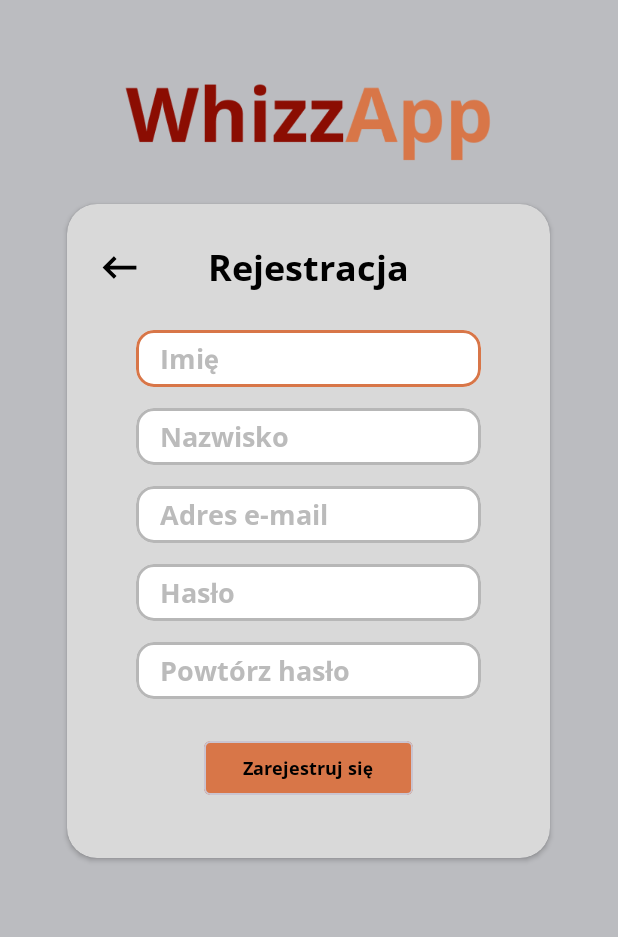
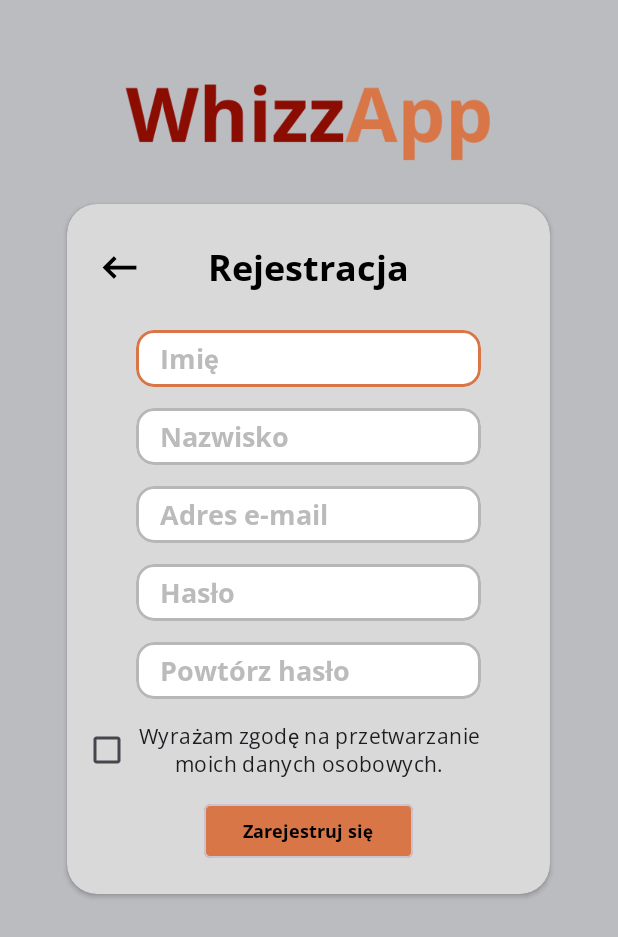
Before and after one commit to PiotrNakonowski/WhizzApp, an Android app: the Registration screen opened directly, with no data from a screen before it, on a phone screen of 412 x 824 dp. Shown: the top 937 px of the screen. Run offline under Robolectric (Android 15) with nearby library versions, the phone set to English and light mode, and no system bars; our stand-ins replace Firebase (no records; nobody signed in at launch, a user with empty details on screens opened directly).

Commit message:
23. Dodanie akceptowania regulaminu RODO podczas rejestracji.

```diff
--- a/MobileApp/app/src/main/java/com/example/whizzapp/Registration.java
+++ b/MobileApp/app/src/main/java/com/example/whizzapp/Registration.java
@@ -7,6 +7,7 @@ import android.util.Log;
 import android.util.Patterns;
 import android.view.View;
 import android.view.inputmethod.InputMethodManager;
+import android.widget.CheckBox;
 import android.widget.EditText;
 import android.widget.ImageView;
 import android.widget.Toast;
@@ -28,6 +29,7 @@ public class Registration extends AppCompatActivity {
     MaterialCardView regButton;
     private FirebaseAuth mAuth;
     private FirebaseFirestore db;
+    private CheckBox privacyBox;
     @Override
     protected void onCreate(Bundle savedInstanceState) {
         super.onCreate(savedInstanceState);
@@ -56,6 +58,7 @@ public class Registration extends AppCompatActivity {
         passwordFrame = findViewById(R.id.inputframe_password);
         emailFrame = findViewById(R.id.inputframe_email);
         passwordRepeatFrame = findViewById(R.id.inputframe_password_repeat);
+        privacyBox = findViewById(R.id.privacyBox);
 
         setFocusChangeListenerForCard(firstnameFrame, R.id.first_name_edit_text);
         setFocusChangeListenerForCard(secondnameFrame, R.id.second_name_edit_text);
@@ -122,6 +125,13 @@ public class Registration extends AppCompatActivity {
         if (!password.equals(confirmPassword)) {
             editTextConfirmPassword.setError("Hasła nie są identyczne!");
             editTextConfirmPassword.requestFocus();
+            return;
+        }
+
+        if (!privacyBox.isChecked()) {
+            privacyBox.setError("Musisz zaakceptować przetwarzanie danych osobowych!");
+            Toast.makeText(this, "Musisz zaakceptować przetwarzanie danych osobowych!", Toast.LENGTH_SHORT).show();
+            privacyBox.requestFocus();
             return;
         }
 
--- a/MobileApp/app/src/main/res/layout/activity_registration.xml
+++ b/MobileApp/app/src/main/res/layout/activity_registration.xml
@@ -30,7 +30,7 @@
     <androidx.cardview.widget.CardView
         android:id="@+id/loginCardView"
         android:layout_width="322dp"
-        android:layout_height="436dp"
+        android:layout_height="460dp"
         android:layout_marginStart="16dp"
         android:layout_marginTop="136dp"
         android:layout_marginEnd="16dp"
@@ -205,12 +205,23 @@
 
         </com.google.android.material.card.MaterialCardView>
 
+        <CheckBox
+            android:id="@+id/privacyBox"
+            android:layout_width="270dp"
+            android:textAlignment="center"
+            android:layout_height="wrap_content"
+            android:text="Wyrażam zgodę na przetwarzanie moich danych osobowych."
+            android:fontFamily="@font/open_sans"
+            android:layout_marginTop="340dp"
+            android:layout_marginStart="-15dp"
+            android:layout_gravity="center_horizontal"/>
+
         <com.google.android.material.card.MaterialCardView
             android:id="@+id/reg_button"
             android:layout_width="139dp"
             android:layout_height="36dp"
             android:layout_gravity="center_horizontal"
-            android:layout_marginTop="358dp"
+            android:layout_marginTop="400dp"
             android:clickable="true"
             android:focusable="true"
             android:padding="16dp"
```
